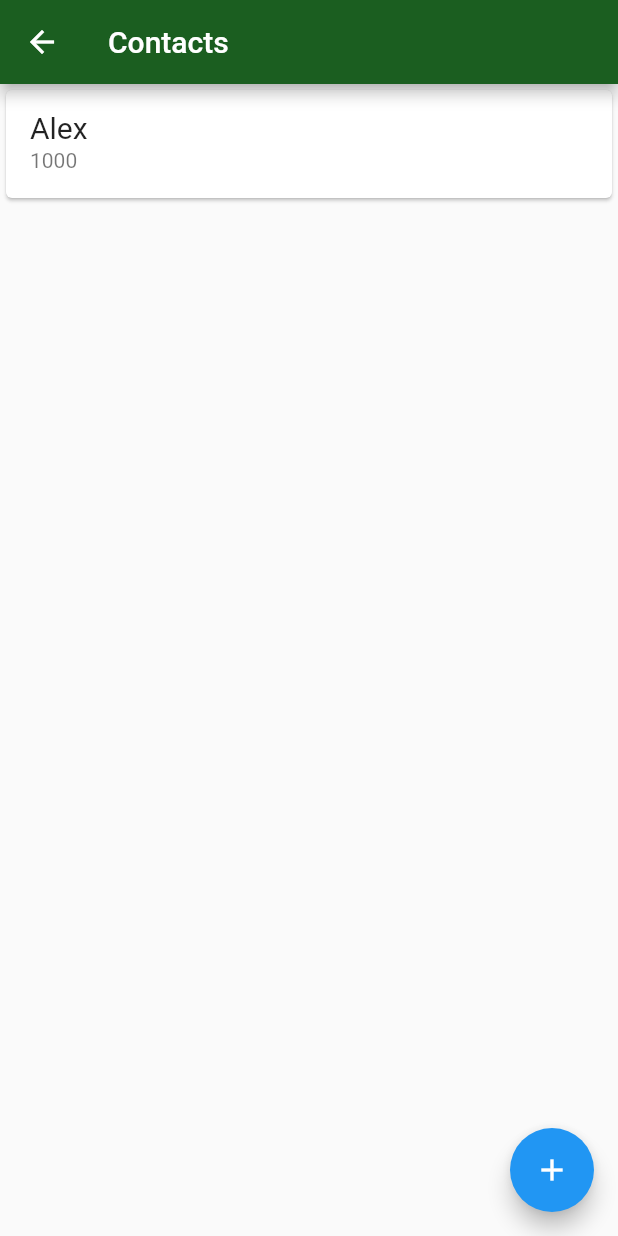
After one commit to dealmeida-gabriel-1945/byte_bank_complex_app, a Flutter app: the screen it shows after launch, after a tap on "Contacts", on a phone screen of 412 x 824 dp. The commit adds this screen. Run offline on Flutter 3.47's test engine with Material 2 defaults, Android fonts, the phone set to English and light mode, and no system bars.

Commit message:
Completed contacts list mock

```diff
--- /dev/null
+++ b/lib/page/contacts_page.dart
@@ -0,0 +1,36 @@
+
+import 'package:flutter/material.dart';
+
+class ContactsPage extends StatelessWidget {
+  const ContactsPage({Key? key}) : super(key: key);
+
+  @override
+  Widget build(BuildContext context) {
+    return Scaffold(
+      appBar: AppBar(
+        title: const Text('Contacts'),
+      ),
+      body: ListView(
+        children: const [
+          Card(
+            child: ListTile(
+              title: Text(
+                'Alex',
+                style: TextStyle(
+                  fontSize: 20
+                ),
+              ),
+              subtitle: Text('1000'),
+            ),
+          )
+        ],
+      ),
+      floatingActionButton: FloatingActionButton(
+        onPressed: () {
+          debugPrint('pressionou');
+        },
+        child: const Icon(Icons.add),
+      ),
+    );
+  }
+}
--- a/lib/page/home_page.dart
+++ b/lib/page/home_page.dart
@@ -1,3 +1,4 @@
+import 'package:byte_bank_complete_app/page/contacts_page.dart';
 import 'package:flutter/material.dart';
 
 class HomePage extends StatelessWidget{
@@ -17,11 +18,20 @@ class HomePage extends StatelessWidget{
           ),
           Padding(
             padding: const EdgeInsets.all(8.0),
+            child: Material(
+              color: Theme.of(context).primaryColor,
+              child: InkWell(
+                onTap: () {
+                  Navigator.of(context)
+                    .push(
+                      MaterialPageRoute(builder: (context) => const ContactsPage()
+                    )
+                  );
+                },
                 child: Container(
-              padding: EdgeInsets.all(8.0),
+                  padding: const EdgeInsets.all(8.0),
                   height: 100,
                   width: 150,
-              color: Theme.of(context).primaryColor,
                   child: Column(
                     mainAxisAlignment: MainAxisAlignment.spaceBetween,
                     crossAxisAlignment: CrossAxisAlignment.start,
@@ -41,6 +51,8 @@ class HomePage extends StatelessWidget{
                     ],
                   ),
                 ),
+              ),
+            ),
           )
         ],
       ),
```
Lines whose indentation alone changed are shown as unchanged.
